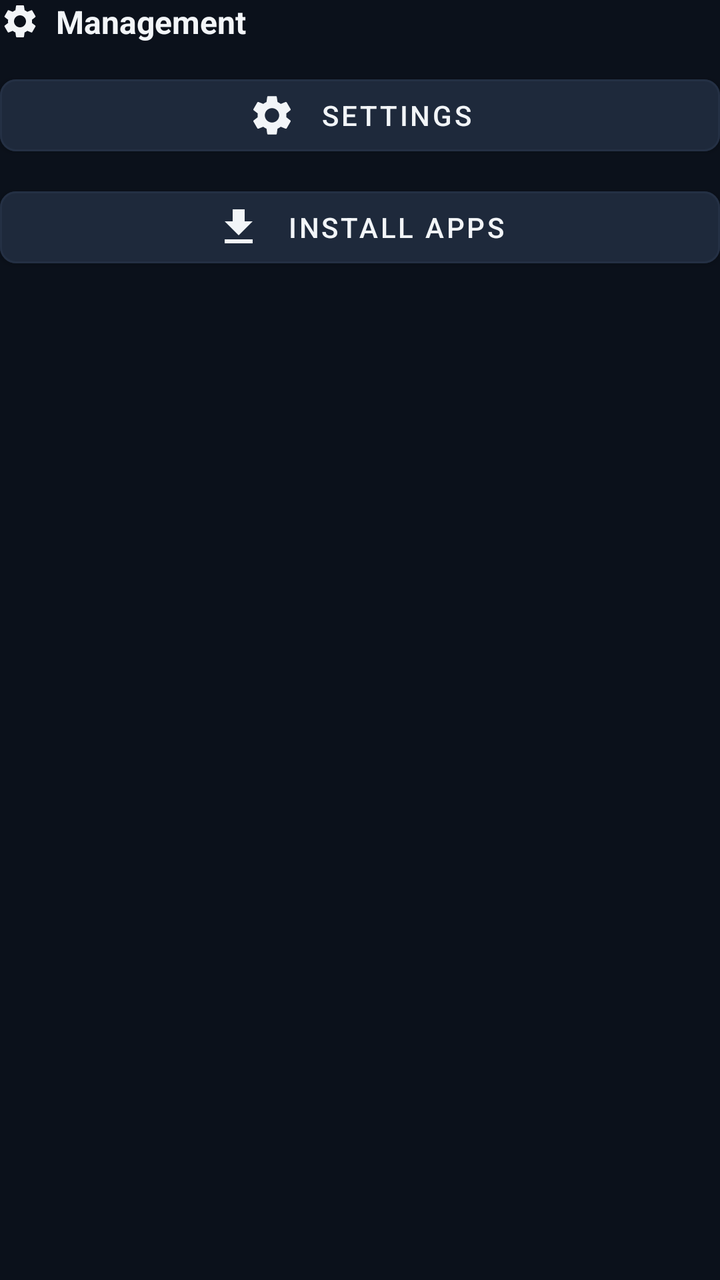
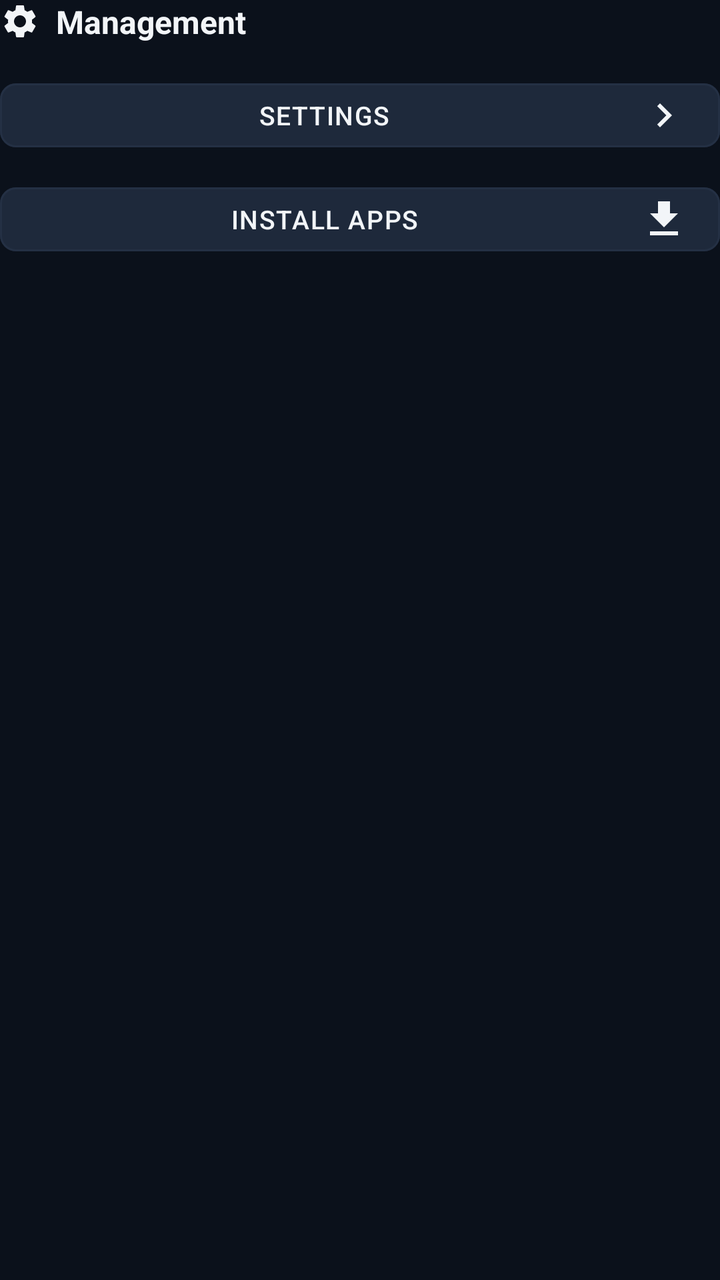

Two renders of the same Android screen: before a commit and after it. Below are the layout's source before the change and the commit's diff.
<!-- AndroidManifest.xml: application theme Theme.StepDaddyGateway -->
<!-- res/layout/include_main_management.xml -->
<?xml version="1.0" encoding="utf-8"?>
<LinearLayout xmlns:android="http://schemas.android.com/apk/res/android"
    xmlns:app="http://schemas.android.com/apk/res-auto"
    android:layout_width="match_parent"
    android:layout_height="wrap_content"
    android:orientation="vertical">

    <LinearLayout
        android:layout_width="match_parent"
        android:layout_height="wrap_content"
        android:gravity="center_vertical"
        android:orientation="horizontal">

        <ImageView
            android:layout_width="20dp"
            android:layout_height="20dp"
            android:contentDescription="@string/card_management"
            android:src="@drawable/ic_settings" />

        <TextView
            android:layout_width="wrap_content"
            android:layout_height="wrap_content"
            android:layout_marginStart="8dp"
            android:text="@string/card_management"
            style="@style/Widget.StepDaddyGateway.CardTitle" />
    </LinearLayout>

    <com.google.android.material.button.MaterialButton
        android:id="@+id/buttonSettings"
        style="@style/Widget.StepDaddyGateway.TvButton.Management"
        android:layout_width="match_parent"
        android:layout_height="wrap_content"
        android:layout_marginTop="12dp"
        android:text="@string/action_settings_upper"
        app:icon="@drawable/ic_settings"
        app:iconPadding="12dp" />

    <com.google.android.material.button.MaterialButton
        android:id="@+id/buttonInstallApps"
        style="@style/Widget.StepDaddyGateway.TvButton.Management"
        android:layout_width="match_parent"
        android:layout_height="wrap_content"
        android:layout_marginTop="8dp"
        android:text="@string/action_install_apps_upper"
        app:icon="@drawable/ic_download"
        app:iconPadding="12dp" />
</LinearLayout>
<!-- resources referenced by this layout -->
<resources>
  <!-- drawable ic_download (drawable) -->
  <?xml version="1.0" encoding="utf-8"?>
  <vector xmlns:android="http://schemas.android.com/apk/res/android"
      android:width="24dp"
      android:height="24dp"
      android:viewportWidth="24"
      android:viewportHeight="24">
      <path
          android:fillColor="#F2F5F8"
          android:pathData="M5,20h14v-2H5V20zM19,9h-4V3H9v6H5l7,7L19,9z" />
  </vector>
  <string name="action_install_apps_upper">INSTALL APPS</string>
  <string name="action_settings_upper">SETTINGS</string>
  <string name="card_management">Management</string>
  <style name="Widget.StepDaddyGateway.CardTitle" parent="">
          <item name="android:textColor">@color/on_background</item>
          <item name="android:textSize">16sp</item>
          <item name="android:textStyle">bold</item>
      </style>
  <style name="Widget.StepDaddyGateway.TvButton.Management" parent="Widget.StepDaddyGateway.TvButton">
          <item name="backgroundTint">@color/btn_management</item>
          <item name="strokeColor">@color/panel_border</item>
          <item name="strokeWidth">1dp</item>
          <item name="android:textColor">@color/on_background</item>
          <item name="iconTint">@color/on_background</item>
          <item name="iconGravity">textStart</item>
      </style>
  <style name="Theme.StepDaddyGateway" parent="Theme.MaterialComponents.DayNight.NoActionBar">
          <item name="colorPrimary">@color/primary</item>
          <item name="colorPrimaryVariant">@color/primary_dark</item>
          <item name="android:statusBarColor">@color/background</item>
          <item name="android:navigationBarColor">@color/background</item>
          <item name="android:windowBackground">@color/background</item>
      </style>
  <color name="on_background">#F2F5F8</color>
  <style name="Widget.StepDaddyGateway.TvButton" parent="Widget.MaterialComponents.Button">
          <item name="android:minHeight">48dp</item>
          <item name="android:minWidth">100dp</item>
          <item name="android:focusable">true</item>
          <item name="android:textSize">14sp</item>
          <item name="android:textAllCaps">true</item>
          <item name="cornerRadius">8dp</item>
      </style>
  <color name="btn_management">#1E293B</color>
  <color name="panel_border">#243044</color>
  <color name="primary">#2DD4BF</color>
  <color name="primary_dark">#14B8A6</color>
  <color name="background">#0B111B</color>
  <!-- unchanged entries left out for length: 1 -->
</resources>

<!-- the commit's change to res/layout/include_main_management.xml (unified diff, before → after) -->
@@ -18,30 +18,40 @@
             android:src="@drawable/ic_settings" />
 
         <TextView
+            style="@style/Widget.StepDaddyGateway.CardTitle"
             android:layout_width="wrap_content"
             android:layout_height="wrap_content"
             android:layout_marginStart="8dp"
-            android:text="@string/card_management"
-            style="@style/Widget.StepDaddyGateway.CardTitle" />
+            android:text="@string/card_management" />
     </LinearLayout>
 
     <com.google.android.material.button.MaterialButton
         android:id="@+id/buttonSettings"
         style="@style/Widget.StepDaddyGateway.TvButton.Management"
         android:layout_width="match_parent"
-        android:layout_height="wrap_content"
-        android:layout_marginTop="12dp"
+        android:layout_height="44dp"
+        android:layout_marginTop="14dp"
+        android:nextFocusLeft="@id/buttonRestart"
+        android:nextFocusRight="@id/buttonInstallApps"
+        android:nextFocusUp="@id/buttonToggleServer"
+        android:nextFocusDown="@id/buttonInstallApps"
         android:text="@string/action_settings_upper"
-        app:icon="@drawable/ic_settings"
+        app:icon="@drawable/ic_chevron_right"
+        app:iconGravity="end"
         app:iconPadding="12dp" />
 
     <com.google.android.material.button.MaterialButton
         android:id="@+id/buttonInstallApps"
         style="@style/Widget.StepDaddyGateway.TvButton.Management"
         android:layout_width="match_parent"
-        android:layout_height="wrap_content"
+        android:layout_height="44dp"
         android:layout_marginTop="8dp"
+        android:nextFocusLeft="@id/buttonSettings"
+        android:nextFocusRight="@id/switchAutoStart"
+        android:nextFocusUp="@id/buttonSettings"
+        android:nextFocusDown="@id/switchAutoStart"
         android:text="@string/action_install_apps_upper"
         app:icon="@drawable/ic_download"
+        app:iconGravity="end"
         app:iconPadding="12dp" />
 </LinearLayout>
<!-- resource entries referenced after the edit -->
@@ -1,5 +1,16 @@
 <!-- resources referenced by this layout -->
 <resources>
+  <!-- drawable ic_chevron_right (drawable) -->
+  <?xml version="1.0" encoding="utf-8"?>
+  <vector xmlns:android="http://schemas.android.com/apk/res/android"
+      android:width="24dp"
+      android:height="24dp"
+      android:viewportWidth="24"
+      android:viewportHeight="24">
+      <path
+          android:fillColor="#8B95A8"
+          android:pathData="M10,6L8.59,7.41L13.17,12l-4.58,4.59L10,18l6,-6z" />
+  </vector>
   <!-- drawable ic_download (drawable) -->
   <?xml version="1.0" encoding="utf-8"?>
   <vector xmlns:android="http://schemas.android.com/apk/res/android"
@@ -36,18 +47,37 @@
       </style>
   <color name="on_background">#F2F5F8</color>
   <style name="Widget.StepDaddyGateway.TvButton" parent="Widget.MaterialComponents.Button">
-          <item name="android:minHeight">48dp</item>
+          <item name="android:minHeight">44dp</item>
           <item name="android:minWidth">100dp</item>
           <item name="android:focusable">true</item>
-          <item name="android:textSize">14sp</item>
+          <item name="android:foreground">@drawable/tv_button_focused</item>
+          <item name="android:stateListAnimator">@animator/tv_button_focus_scale</item>
+          <item name="android:textSize">13sp</item>
           <item name="android:textAllCaps">true</item>
+          <item name="android:letterSpacing">0.04</item>
           <item name="cornerRadius">8dp</item>
+          <item name="iconGravity">textStart</item>
+          <item name="iconPadding">8dp</item>
+          <item name="iconTint">@color/on_background</item>
       </style>
   <color name="btn_management">#1E293B</color>
   <color name="panel_border">#243044</color>
   <color name="primary">#2DD4BF</color>
   <color name="primary_dark">#14B8A6</color>
   <color name="background">#0B111B</color>
+  <!-- drawable tv_button_focused (drawable) -->
+  <?xml version="1.0" encoding="utf-8"?>
+  <selector xmlns:android="http://schemas.android.com/apk/res/android">
+      <item android:state_focused="true">
+          <shape android:shape="rectangle">
+              <stroke
+                  android:width="3dp"
+                  android:color="@color/primary" />
+              <corners android:radius="10dp" />
+              <solid android:color="@android:color/transparent" />
+          </shape>
+      </item>
+  </selector>
   <!-- unchanged entries left out for length: 1 -->
 </resources>
 
